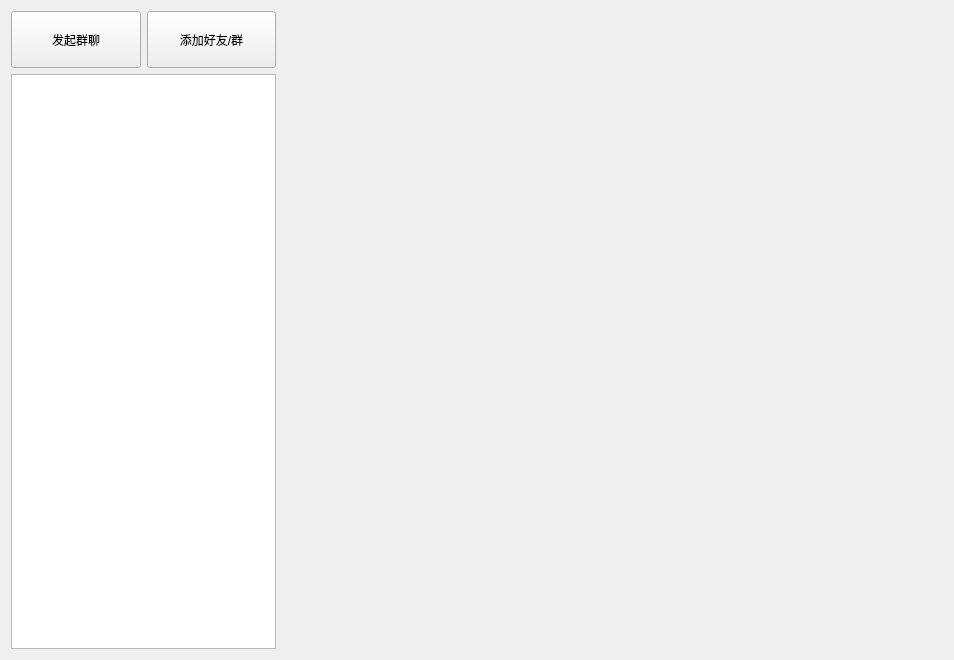
First picture: the form in message-client/3.Message/ui/MessageWidget.ui, repository yxiao-yang/message-client, before the edit.
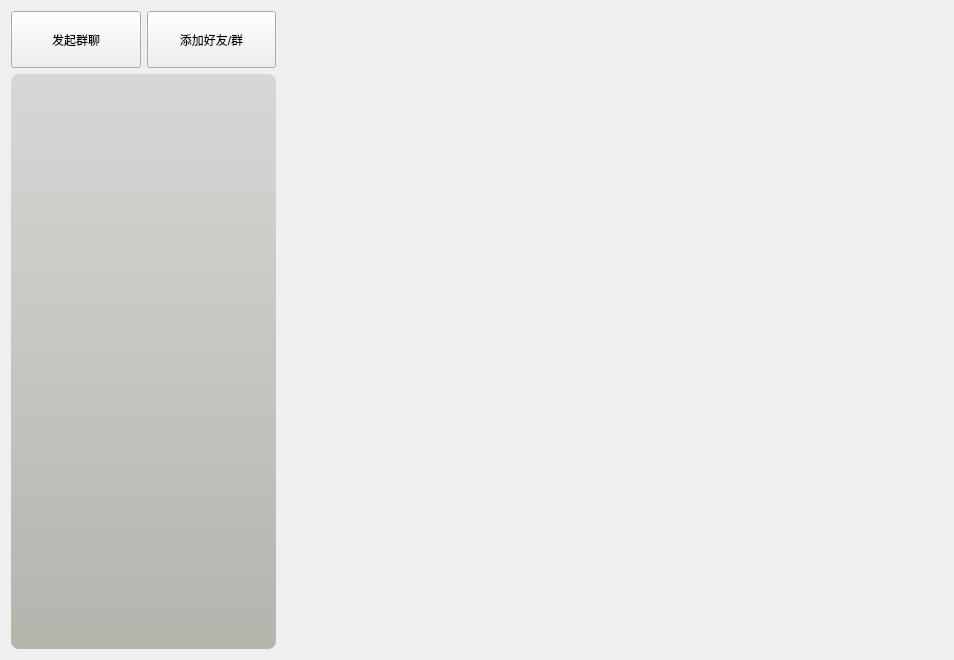
Second picture: the form after the edit.

Patch:
```diff
--- a/message-client/3.Message/ui/MessageWidget.ui
+++ b/message-client/3.Message/ui/MessageWidget.ui
@@ -47,7 +47,25 @@
       </layout>
      </item>
      <item>
-      <widget class="QListWidget" name="MessageLstWgt"/>
+      <widget class="QListWidget" name="MessageLstWgt">
+       <property name="styleSheet">
+        <string notr="true">QListWidget#MessageLstWgt {
+    background-color: qlineargradient(spread:pad, x1:0, y1:1, x2:0, y2:0, stop:0 rgb(180,179,172), stop:1 rgb(217,215,214));
+    border-radius: 8px;
+}
+QListWidget#MessageLstWgt::item{
+	color:black;
+	background-color:rgb(203,203,195);
+}
+QListWidget#MessageLstWgt::item:selected {
+	background-color:gray;
+}
+QListWidget#MessageLstWgt::item:hover{
+	background-color:lightgray;
+}
+</string>
+       </property>
+      </widget>
      </item>
     </layout>
    </item>
```
